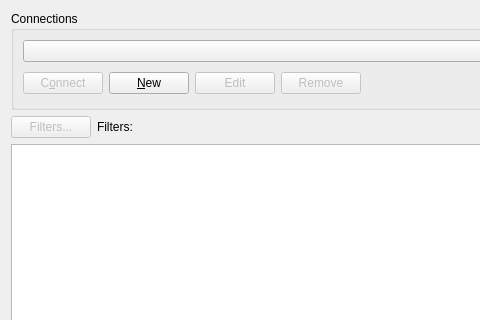
The window that src/ui/qgsstacsourceselectbase.ui (qgis/QGIS) describes before a commit, drawn with Qt 5; both pictures show x 0 to 480 and y 0 to 320 of the 712 by 594 pixel window.
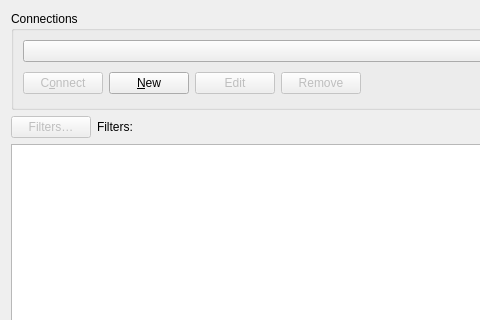
The same window after the commit.

```diff
--- a/src/ui/qgsstacsourceselectbase.ui
+++ b/src/ui/qgsstacsourceselectbase.ui
@@ -123,7 +123,7 @@
         <bool>false</bool>
        </property>
        <property name="text">
-        <string>Filters...</string>
+        <string>Filters…</string>
        </property>
       </widget>
      </item>
```
Left out of the diff: 3 changed lines with no effect on the pictures.
